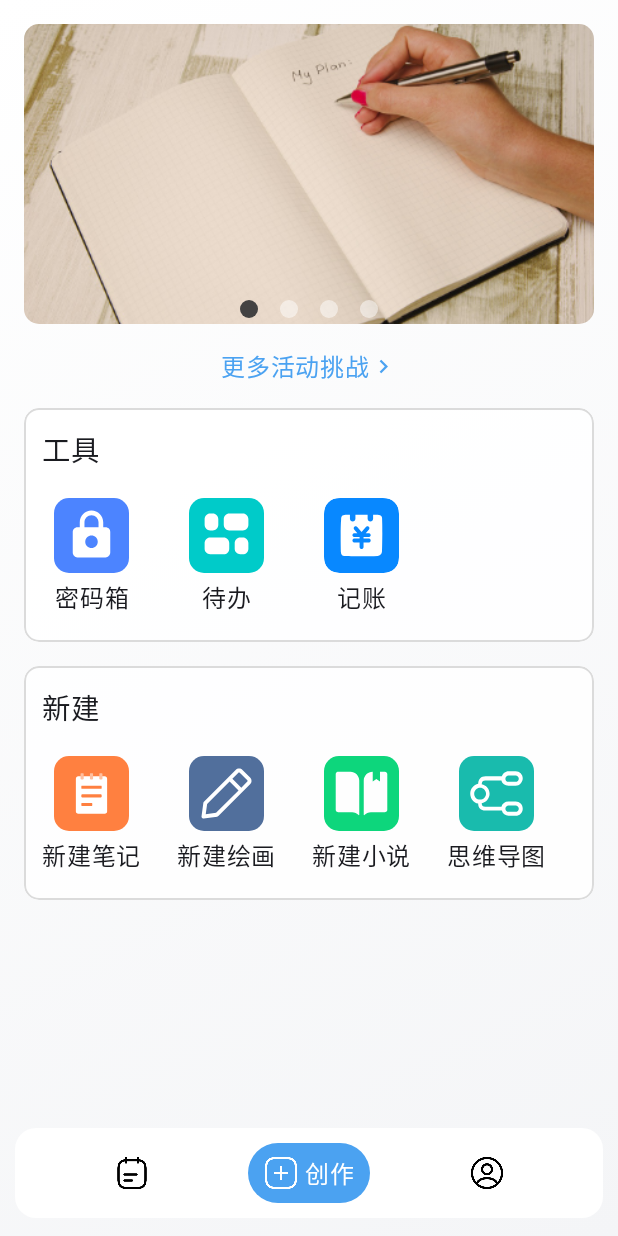
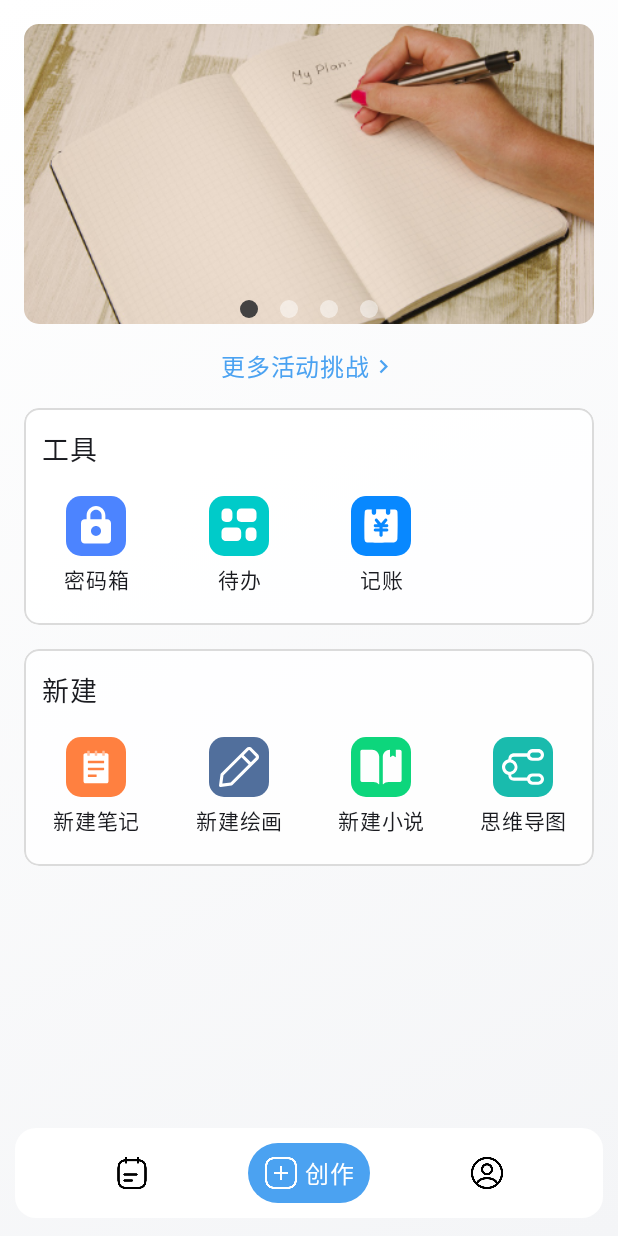
Before and after one commit to mqmbhyb/Celeste-Note, an Android app built with Jetpack Compose: the AddScreen screen opened through its navigation route, on a phone screen of 412 x 824 dp. Run offline under Robolectric (Android 15) with nearby library versions, the phone set to English and light mode, and no system bars.

Commit message:
style:Adjusted the style of GridSection content, extracted the background color code of AddScreen and set it in the public bottom navigation bar

```diff
--- a/app/src/main/java/com/bhyb/celestenote/ui/screen/add/AddScreen.kt
+++ b/app/src/main/java/com/bhyb/celestenote/ui/screen/add/AddScreen.kt
@@ -6,18 +6,17 @@ import androidx.compose.foundation.border
 import androidx.compose.foundation.clickable
 import androidx.compose.foundation.interaction.MutableInteractionSource
 import androidx.compose.foundation.layout.Arrangement
-import androidx.compose.foundation.layout.Box
 import androidx.compose.foundation.layout.Column
 import androidx.compose.foundation.layout.Row
 import androidx.compose.foundation.layout.Spacer
-import androidx.compose.foundation.layout.fillMaxSize
 import androidx.compose.foundation.layout.fillMaxWidth
 import androidx.compose.foundation.layout.height
 import androidx.compose.foundation.layout.padding
 import androidx.compose.foundation.layout.size
 import androidx.compose.foundation.layout.width
-import androidx.compose.foundation.lazy.LazyRow
-import androidx.compose.foundation.lazy.items
+import androidx.compose.foundation.lazy.grid.GridCells
+import androidx.compose.foundation.lazy.grid.LazyVerticalGrid
+import androidx.compose.foundation.lazy.grid.items
 import androidx.compose.foundation.shape.RoundedCornerShape
 import androidx.compose.material.icons.Icons
 import androidx.compose.material.icons.automirrored.filled.KeyboardArrowRight
@@ -28,7 +27,6 @@ import androidx.compose.runtime.remember
 import androidx.compose.ui.Alignment
 import androidx.compose.ui.Modifier
 import androidx.compose.ui.draw.clip
-import androidx.compose.ui.graphics.Brush
 import androidx.compose.ui.graphics.Color
 import androidx.compose.ui.layout.ContentScale
 import androidx.compose.ui.platform.LocalContext
@@ -45,18 +43,6 @@ data class GridItem(val icon: Int, val title: String, val onItemClick: () -> Uni
 @Composable
 fun AddScreen(
     modifier: Modifier = Modifier
-) {
-    Box(
-        modifier = modifier
-            .background(
-                Brush.linearGradient(
-                    colors = listOf(
-                        Color.White,
-                        colorResource(id = R.color.screen_background_color)
-                    )
-                )
-            )
-            .fillMaxSize()
 ) {
     Column(
         modifier = modifier
@@ -119,7 +105,6 @@ fun AddScreen(
         )
     }
 }
-}
 
 @Composable
 fun GridSection(
@@ -141,10 +126,11 @@ fun GridSection(
     ) {
         Text(
             text = title,
-            fontSize = 19.sp,
+            fontSize = 18.sp,
             modifier = modifier.padding(top = 14.dp, start = 12.dp, bottom = 10.dp)
         )
-        LazyRow(
+        LazyVerticalGrid(
+            columns = GridCells.Fixed(4),
             modifier = modifier.padding(bottom = 10.dp)
         ) {
             items(items) { item ->
@@ -171,15 +157,16 @@ fun GridItemView(
             painter = painterResource(id = item.icon),
             contentDescription = item.title,
             modifier = modifier
-                .size(50.dp)
+                .size(40.dp)
                 .clip(shape = RoundedCornerShape(10.dp)),
             contentScale = ContentScale.Crop
         )
         Text(
             text = item.title,
             textAlign = TextAlign.Center,
+            fontSize = 14.sp,
             modifier = modifier
-                .width(74.dp)
+                .width(60.dp)
                 .padding(top = 4.dp)
         )
     }
--- a/app/src/main/java/com/bhyb/celestenote/widget/bottomnavbar/BottomNavBar.kt
+++ b/app/src/main/java/com/bhyb/celestenote/widget/bottomnavbar/BottomNavBar.kt
@@ -7,6 +7,7 @@ import androidx.compose.foundation.clickable
 import androidx.compose.foundation.layout.Arrangement
 import androidx.compose.foundation.layout.Box
 import androidx.compose.foundation.layout.Row
+import androidx.compose.foundation.layout.fillMaxSize
 import androidx.compose.foundation.layout.fillMaxWidth
 import androidx.compose.foundation.layout.height
 import androidx.compose.foundation.layout.padding
@@ -27,6 +28,7 @@ import androidx.compose.runtime.setValue
 import androidx.compose.ui.Alignment
 import androidx.compose.ui.Modifier
 import androidx.compose.ui.draw.clip
+import androidx.compose.ui.graphics.Brush
 import androidx.compose.ui.graphics.Color
 import androidx.compose.ui.res.colorResource
 import androidx.compose.ui.res.painterResource
@@ -61,6 +63,7 @@ fun BottomNav() {
         )
     }
 
+    //TODO 禁用非note page的侧边栏右滑打开
     ModalNavigationDrawer(
         drawerContent = drawerContent,
         drawerState = drawerState
@@ -70,7 +73,20 @@ fun BottomNav() {
                 BottomBar(navController = navController)
             }
         ) {
-            BottomNavHost(drawerState, scope, selectedItem, navController)
+            Box(
+                modifier = Modifier
+                    .background(
+                        Brush.linearGradient(
+                            colors = listOf(
+                                Color.White,
+                                colorResource(id = R.color.screen_background_color)
+                            )
+                        )
+                    )
+                    .fillMaxSize()
+            ) {
+                BottomNavHost(drawerState, scope, selectedItem, navController)
+            }
         }
     }
 }
```
Also changed, not shown: app/src/main/java/com/bhyb/celestenote/ui/screen/my/MyScreen.kt (+14 -1 lines). Lines whose indentation alone changed are shown as unchanged.
